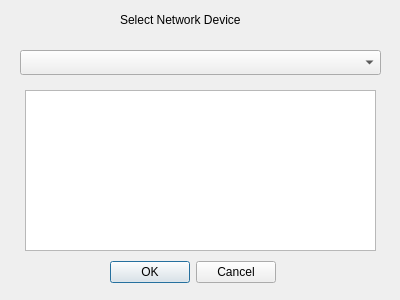
Above: ui/devwindow.ui from ysyszheng/Wirecat before the change. Below: the same form after it.
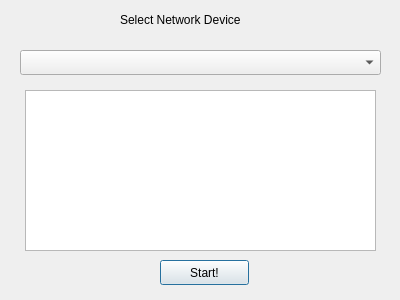
That is the form after the change.

The edit to the form file:
```diff
--- a/ui/devwindow.ui
+++ b/ui/devwindow.ui
@@ -46,17 +46,17 @@
     </rect>
    </property>
   </widget>
-  <widget class="QDialogButtonBox" name="buttonBox">
+  <widget class="QPushButton" name="pushButton">
    <property name="geometry">
     <rect>
-     <x>110</x>
+     <x>160</x>
      <y>260</y>
-     <width>166</width>
+     <width>89</width>
      <height>25</height>
     </rect>
    </property>
-   <property name="standardButtons">
-    <set>QDialogButtonBox::Cancel|QDialogButtonBox::Ok</set>
+   <property name="text">
+    <string>Start!</string>
    </property>
   </widget>
  </widget>
```
Left out of the diff: 23 changed lines with no effect on the pictures.
